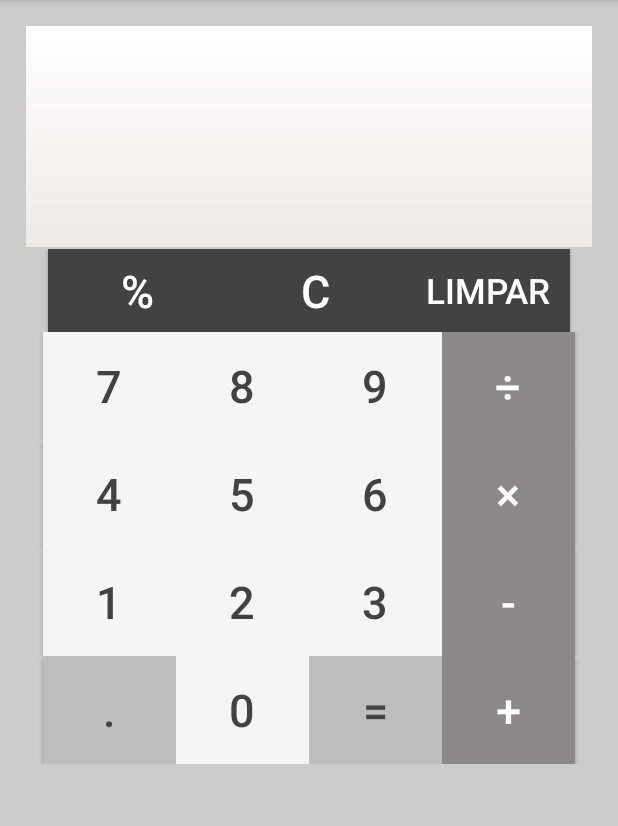
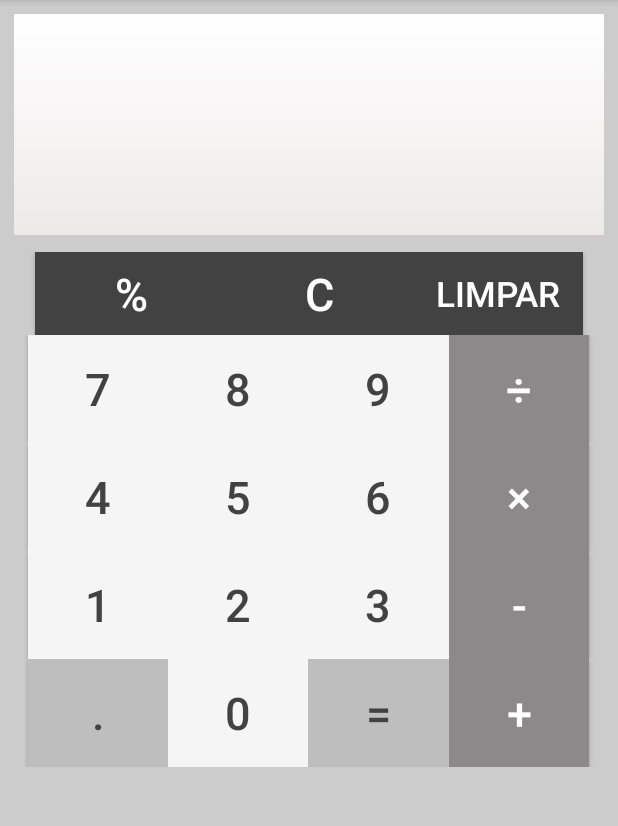
Before and after one commit to Cam1la/Calculadora, an Android app: the screen it shows after launch (MainActivity), on a phone screen of 412 x 824 dp, the part 84-910 px from its top. Run offline under Robolectric (Android 15) with nearby library versions, the phone set to English and light mode, and no system bars.

Commit message:
Finalizado v1.0.2

```diff
--- a/app/src/main/java/br/example/myapplication2/app/MoreFunctions.java
+++ b/app/src/main/java/br/example/myapplication2/app/MoreFunctions.java
@@ -34,6 +34,7 @@ public class MoreFunctions {
 
 
         tipo = tipoCalculo.getText().toString();
+
 
         listaCampo3.add(tipo);
         HashMap<String, Integer> caseHash = new HashMap<String, Integer>();
@@ -272,6 +273,7 @@ public class MoreFunctions {
             listaCampo2.clear();
             listaResultado.clear();
         }
+
         txv_separacao.setVisibility(View.INVISIBLE);
         resultado = campo2.getText().toString();
         nPorcentagem.setEnabled(true);
--- a/app/src/main/res/layout-sw600dp/activity_main.xml
+++ b/app/src/main/res/layout-sw600dp/activity_main.xml
@@ -2,7 +2,7 @@
                 xmlns:tools="http://schemas.android.com/tools"
                 android:layout_width="wrap_content"
                 android:layout_height="fill_parent"
-                android:background="@color/black"
+                android:background="@color/cinzaClaro"
                 android:paddingBottom="@dimen/activity_vertical_margin"
                 android:paddingLeft="@dimen/activity_horizontal_margin"
                 android:paddingRight="@dimen/activity_horizontal_margin"
@@ -53,7 +53,7 @@
         android:layout_height="wrap_content"
         android:layout_alignParentLeft="true"
         android:layout_below="@+id/tableLayout"
-        android:layout_marginTop="30dp"
+        android:layout_marginTop="10dp"
         android:gravity="center"
         android:weightSum="1">
 
@@ -61,35 +61,27 @@
             android:id="@+id/btn_Porcent"
             android:layout_width="200dp"
             android:layout_height="90dp"
-            android:layout_marginRight="1dp"
-            android:background="@drawable/symbolsbutton"
-            android:gravity="center"
             android:onClick="adicionaPorcentagem"
             android:text="@string/Porcentagem"
-            android:textColor="@color/white"
+            style="@style/btnSimbuloBase"
             android:textSize="40dp"/>
 
         <Button
             android:id="@+id/btn_clearAll"
             android:layout_width="200dp"
             android:layout_height="90dp"
-            android:layout_marginRight="1dp"
-            android:background="@drawable/symbolsbutton"
-            android:gravity="center"
             android:onClick="apagaTudo"
             android:text="@string/clearAll"
-            android:textColor="@color/white"
+            style="@style/btnSimbuloBase"
             android:textSize="40dp"/>
 
         <Button
             android:id="@+id/clear"
             android:layout_width="200dp"
             android:layout_height="90dp"
-            android:layout_weight="0.15"
-            android:background="@drawable/symbolsbutton"
             android:onClick="apagaDigitos"
             android:text="@string/clear"
-            android:textColor="@color/white"
+            style="@style/btnSimbuloBase"
             android:textSize="30dp"/>
 
     </LinearLayout>
@@ -108,48 +100,35 @@
             android:id="@+id/n7"
             android:layout_width="150dp"
             android:layout_height="100dp"
-            android:layout_margin="0.5dp"
-            android:layout_weight="0.15"
-            android:background="@drawable/numbers"
-            android:onClick="adicionaValor"
             android:text="@string/n7"
-            android:textColor="@color/black"
+            style="@style/btnNumbersBaseV"
             android:textSize="40dp"/>
 
         <Button
             android:id="@+id/n8"
             android:layout_width="150dp"
             android:layout_height="100dp"
-            android:layout_margin="0.5dp"
-            android:layout_weight="0.15"
-            android:background="@drawable/numbers"
             android:onClick="adicionaValor"
             android:text="@string/n8"
-            android:textColor="@color/black"
+            style="@style/btnNumbersBaseV"
             android:textSize="40dp"/>
 
         <Button
             android:id="@+id/n9"
             android:layout_width="150dp"
             android:layout_height="100dp"
-            android:layout_margin="0.5dp"
-            android:layout_weight="0.15"
-            android:background="@drawable/numbers"
             android:onClick="adicionaValor"
             android:text="@string/n9"
-            android:textColor="@color/black"
+            style="@style/btnNumbersBaseV"
             android:textSize="40dp"/>
 
         <Button
             android:id="@+id/btn_Div"
             android:layout_width="150dp"
             android:layout_height="100dp"
-            android:layout_margin="0.5dp"
-            android:layout_weight="0.15"
-            android:background="@drawable/symbolsbutton"
             android:onClick="adicionaTipo"
             android:text="@string/Dividir"
-            android:textColor="@color/white"
+            style="@style/btnSimbuloBaseTipo"
             android:textSize="40dp"/>
 
     </LinearLayout>
@@ -167,48 +146,36 @@
             android:id="@+id/n4"
             android:layout_width="150dp"
             android:layout_height="100dp"
-            android:layout_margin="0.5dp"
-            android:layout_weight="0.15"
-            android:background="@drawable/numbers"
             android:onClick="adicionaValor"
             android:text="@string/n4"
-            android:textColor="@color/black"
+            style="@style/btnNumbersBaseV"
             android:textSize="40dp"/>
 
         <Button
             android:id="@+id/n5"
             android:layout_width="150dp"
             android:layout_height="100dp"
-            android:layout_margin="0.5dp"
-            android:layout_weight="0.15"
-            android:background="@drawable/numbers"
             android:onClick="adicionaValor"
             android:text="@string/n5"
-            android:textColor="@color/black"
+            style="@style/btnNumbersBaseV"
             android:textSize="40dp"/>
 
         <Button
             android:id="@+id/n6"
             android:layout_width="150dp"
             android:layout_height="100dp"
-            android:layout_margin="0.5dp"
-            android:layout_weight="0.15"
-            android:background="@drawable/numbers"
             android:onClick="adicionaValor"
             android:text="@string/n6"
-            android:textColor="@color/black"
+            style="@style/btnNumbersBaseV"
             android:textSize="40dp"/>
 
         <Button
             android:id="@+id/btn_Mult"
             android:layout_width="150dp"
             android:layout_height="100dp"
-            android:layout_margin="0.5dp"
-            android:layout_weight="0.15"
-            android:background="@drawable/symbolsbutton"
             android:onClick="adicionaTipo"
             android:text="@string/mult"
-            android:textColor="@color/white"
+            style="@style/btnSimbuloBaseTipo"
             android:textSize="40dp"/>
 
     </LinearLayout>
@@ -226,48 +193,36 @@
             android:id="@+id/n1"
             android:layout_width="150dp"
             android:layout_height="100dp"
-            android:layout_margin="0.5dp"
-            android:layout_weight="0.15"
-            android:background="@drawable/numbers"
             android:onClick="adicionaValor"
             android:text="@string/n1"
-            android:textColor="@color/black"
+            style="@style/btnNumbersBaseV"
             android:textSize="40dp"/>
 
         <Button
             android:id="@+id/n2"
             android:layout_width="150dp"
             android:layout_height="100dp"
-            android:layout_margin="0.5dp"
-            android:layout_weight="0.15"
-            android:background="@drawable/numbers"
             android:onClick="adicionaValor"
             android:text="@string/n2"
-            android:textColor="@color/black"
+            style="@style/btnNumbersBaseV"
             android:textSize="40dp"/>
 
         <Button
             android:id="@+id/n3"
             android:layout_width="150dp"
             android:layout_height="100dp"
-            android:layout_margin="0.5dp"
-            android:layout_weight="0.15"
-            android:background="@drawable/numbers"
             android:onClick="adicionaValor"
             android:text="@string/n3"
-            android:textColor="@color/black"
+            style="@style/btnNumbersBaseV"
             android:textSize="40dp"/>
 
         <Button
             android:id="@+id/btn_Menos"
             android:layout_width="150dp"
             android:layout_height="100dp"
-            android:layout_margin="0.5dp"
-            android:layout_weight="0.15"
-            android:background="@drawable/symbolsbutton"
             android:onClick="adicionaTipo"
             android:text="@string/Menos"
-            android:textColor="@color/white"
+            style="@style/btnSimbuloBaseTipo"
             android:textSize="40dp"/>
 
     </LinearLayout>
@@ -282,52 +237,42 @@
 
 
         <Button
+            android:id="@+id/btn_Ponto"
+            android:layout_width="150dp"
+            android:layout_height="100dp"
+            android:onClick="adicionaPonto"
+            android:text="@string/nPONTO"
+            style="@style/btnSimbuloPontoEqual"
+            android:textSize="40dp"/>
+
+        <Button
             android:id="@+id/n0"
             android:layout_width="150dp"
             android:layout_height="100dp"
-            android:layout_margin="0.5dp"
-            android:layout_weight="0.15"
-            android:background="@drawable/numbers"
             android:onClick="adicionaValor"
             android:text="@string/n0"
-            android:textColor="@color/black"
+            style="@style/btnNumbersBaseV"
             android:textSize="40dp"/>
 
-        <Button
-            android:id="@+id/btn_Ponto"
-            android:layout_width="150dp"
-            android:layout_height="100dp"
-            android:layout_margin="0.5dp"
-            android:layout_weight="0.15"
-            android:background="@drawable/symbolsbutton"
-            android:onClick="adicionaPonto"
-            android:text="@string/nPONTO"
-            android:textColor="@color/white"
-            android:textSize="40dp"/>
+
 
 
         <Button
             android:id="@+id/btn_Equal"
             android:layout_width="150dp"
             android:layout_height="100dp"
-            android:layout_margin="0.5dp"
-            android:layout_weight="0.15"
-            android:background="@drawable/symbolsbutton"
             android:onClick="adicionaCalculo"
             android:text="@string/Equal"
-            android:textColor="@color/white"
+            style="@style/btnSimbuloPontoEqual"
             android:textSize="40dp"/>
 
         <Button
             android:id="@+id/btn_Soma"
             android:layout_width="150dp"
             android:layout_height="100dp"
-            android:layout_margin="0.5dp"
-            android:layout_weight="0.15"
-            android:background="@drawable/symbolsbutton"
             android:onClick="adicionaTipo"
             android:text="@string/Soma"
-            android:textColor="@color/white"
+            style="@style/btnSimbuloBaseTipo"
             android:textSize="40dp"/>
 
 
--- a/app/src/main/res/layout-sw720dp/activity_main.xml
+++ b/app/src/main/res/layout-sw720dp/activity_main.xml
@@ -2,7 +2,7 @@
                 xmlns:tools="http://schemas.android.com/tools"
                 android:layout_width="wrap_content"
                 android:layout_height="fill_parent"
-                android:background="@color/black"
+                android:background="@color/cinzaClaro"
                 android:paddingBottom="@dimen/activity_vertical_margin"
                 android:paddingLeft="@dimen/activity_horizontal_margin"
                 android:paddingRight="@dimen/activity_horizontal_margin"
@@ -61,35 +61,27 @@
             android:id="@+id/btn_Porcent"
             android:layout_width="260dp"
             android:layout_height="90dp"
-            android:layout_marginRight="1dp"
-            android:background="@drawable/symbolsbutton"
-            android:gravity="center"
             android:onClick="adicionaPorcentagem"
             android:text="@string/Porcentagem"
-            android:textColor="@color/white"
+            style="@style/btnSimbuloBase"
             android:textSize="40dp"/>
 
         <Button
             android:id="@+id/btn_clearAll"
             android:layout_width="260dp"
             android:layout_height="90dp"
-            android:layout_marginRight="1dp"
-            android:background="@drawable/symbolsbutton"
-            android:gravity="center"
             android:onClick="apagaTudo"
             android:text="@string/clearAll"
-            android:textColor="@color/white"
+            style="@style/btnSimbuloBase"
             android:textSize="40dp"/>
 
         <Button
             android:id="@+id/clear"
             android:layout_width="260dp"
             android:layout_height="90dp"
-            android:layout_weight="0.15"
-            android:background="@drawable/symbolsbutton"
             android:onClick="apagaDigitos"
             android:text="@string/clear"
-            android:textColor="@color/white"
+            style="@style/btnSimbuloBase"
             android:textSize="40dp"/>
 
     </LinearLayout>
@@ -108,48 +100,36 @@
             android:id="@+id/n7"
             android:layout_width="195dp"
             android:layout_height="100dp"
-            android:layout_margin="0.5dp"
-            android:layout_weight="0.15"
-            android:background="@drawable/numbers"
             android:onClick="adicionaValor"
             android:text="@string/n7"
-            android:textColor="@color/black"
+            style="@style/btnNumbersBaseV"
             android:textSize="50dp"/>
 
         <Button
             android:id="@+id/n8"
             android:layout_width="195dp"
             android:layout_height="100dp"
-            android:layout_margin="0.5dp"
-            android:layout_weight="0.15"
-            android:background="@drawable/numbers"
             android:onClick="adicionaValor"
             android:text="@string/n8"
-            android:textColor="@color/black"
+            style="@style/btnNumbersBaseV"
             android:textSize="50dp"/>
 
         <Button
             android:id="@+id/n9"
             android:layout_width="195dp"
             android:layout_height="100dp"
-            android:layout_margin="0.5dp"
-            android:layout_weight="0.15"
-            android:background="@drawable/numbers"
             android:onClick="adicionaValor"
             android:text="@string/n9"
-            android:textColor="@color/black"
+            style="@style/btnNumbersBaseV"
             android:textSize="50dp"/>
 
         <Button
             android:id="@+id/btn_Div"
             android:layout_width="195dp"
             android:layout_height="100dp"
-            android:layout_margin="0.5dp"
-            android:layout_weight="0.15"
-            android:background="@drawable/symbolsbutton"
             android:onClick="adicionaTipo"
             android:text="@string/Dividir"
-            android:textColor="@color/white"
+            style="@style/btnSimbuloBaseTipo"
             android:textSize="50dp"/>
 
     </LinearLayout>
@@ -167,48 +147,36 @@
             android:id="@+id/n4"
             android:layout_width="195dp"
             android:layout_height="100dp"
-            android:layout_margin="0.5dp"
-            android:layout_weight="0.15"
-            android:background="@drawable/numbers"
             android:onClick="adicionaValor"
             android:text="@string/n4"
-            android:textColor="@color/black"
+            style="@style/btnNumbersBaseV"
             android:textSize="50dp"/>
 
         <Button
             android:id="@+id/n5"
             android:layout_width="195dp"
             android:layout_height="100dp"
-            android:layout_margin="0.5dp"
-            android:layout_weight="0.15"
-            android:background="@drawable/numbers"
             android:onClick="adicionaValor"
             android:text="@string/n5"
-            android:textColor="@color/black"
+            style="@style/btnNumbersBaseV"
             android:textSize="50dp"/>
 
         <Button
             android:id="@+id/n6"
             android:layout_width="195dp"
             android:layout_height="100dp"
-            android:layout_margin="0.5dp"
-            android:layout_weight="0.15"
-            android:background="@drawable/numbers"
             android:onClick="adicionaValor"
             android:text="@string/n6"
-            android:textColor="@color/black"
+            style="@style/btnNumbersBaseV"
             android:textSize="50dp"/>
 
         <Button
             android:id="@+id/btn_Mult"
             android:layout_width="195dp"
             android:layout_height="100dp"
-            android:layout_margin="0.5dp"
-            android:layout_weight="0.15"
-            android:background="@drawable/symbolsbutton"
             android:onClick="adicionaTipo"
             android:text="@string/mult"
-            android:textColor="@color/white"
+            style="@style/btnSimbuloBaseTipo"
             android:textSize="50dp"/>
 
     </LinearLayout>
@@ -226,48 +194,36 @@
             android:id="@+id/n1"
             android:layout_width="195dp"
             android:layout_height="100dp"
-            android:layout_margin="0.5dp"
-            android:layout_weight="0.15"
-            android:background="@drawable/numbers"
             android:onClick="adicionaValor"
             android:text="@string/n1"
-            android:textColor="@color/black"
+            style="@style/btnNumbersBaseV"
             android:textSize="50dp"/>
 
         <Button
             android:id="@+id/n2"
             android:layout_width="195dp"
             android:layout_height="100dp"
-            android:layout_margin="0.5dp"
-            android:layout_weight="0.15"
-            android:background="@drawable/numbers"
             android:onClick="adicionaValor"
             android:text="@string/n2"
-            android:textColor="@color/black"
+            style="@style/btnNumbersBaseV"
             android:textSize="50dp"/>
 
         <Button
             android:id="@+id/n3"
             android:layout_width="195dp"
             android:layout_height="100dp"
-            android:layout_margin="0.5dp"
-            android:layout_weight="0.15"
-            android:background="@drawable/numbers"
             android:onClick="adicionaValor"
             android:text="@string/n3"
-            android:textColor="@color/black"
+            style="@style/btnNumbersBaseV"
             android:textSize="50dp"/>
 
         <Button
             android:id="@+id/btn_Menos"
             android:layout_width="195dp"
             android:layout_height="100dp"
-            android:layout_margin="0.5dp"
-            android:layout_weight="0.15"
-            android:background="@drawable/symbolsbutton"
             android:onClick="adicionaTipo"
             android:text="@string/Menos"
-            android:textColor="@color/white"
+            style="@style/btnSimbuloBaseTipo"
             android:textSize="50dp"/>
 
     </LinearLayout>
@@ -281,28 +237,24 @@
         android:weightSum="1">
 
 
-        <Button
-            android:id="@+id/n0"
-            android:layout_width="195dp"
-            android:layout_height="100dp"
-            android:layout_margin="0.5dp"
-            android:layout_weight="0.15"
-            android:background="@drawable/numbers"
-            android:onClick="adicionaValor"
-            android:text="@string/n0"
-            android:textColor="@color/black"
-            android:textSize="50dp"/>
+
 
         <Button
             android:id="@+id/btn_Ponto"
             android:layout_width="195dp"
             android:layout_height="100dp"
-            android:layout_margin="0.5dp"
-            android:layout_weight="0.15"
-            android:background="@drawable/symbolsbutton"
             android:onClick="adicionaPonto"
             android:text="@string/nPONTO"
-            android:textColor="@color/white"
+            style="@style/btnSimbuloPontoEqual"
+            android:textSize="50dp"/>
+
+        <Button
+            android:id="@+id/n0"
+            android:layout_width="195dp"
+            android:layout_height="100dp"
+            android:onClick="adicionaValor"
+            android:text="@string/n0"
+            style="@style/btnNumbersBaseV"
             android:textSize="50dp"/>
 
 
@@ -310,24 +262,18 @@
             android:id="@+id/btn_Equal"
             android:layout_width="195dp"
             android:layout_height="100dp"
-            android:layout_margin="0.5dp"
-            android:layout_weight="0.15"
-            android:background="@drawable/symbolsbutton"
             android:onClick="adicionaCalculo"
             android:text="@string/Equal"
-            android:textColor="@color/white"
+            style="@style/btnSimbuloPontoEqual"
             android:textSize="50dp"/>
 
         <Button
             android:id="@+id/btn_Soma"
             android:layout_width="195dp"
             android:layout_height="100dp"
-            android:layout_margin="0.5dp"
-            android:layout_weight="0.15"
-            android:background="@drawable/symbolsbutton"
             android:onClick="adicionaTipo"
             android:text="@string/Soma"
-            android:textColor="@color/white"
+            style="@style/btnSimbuloBaseTipo"
             android:textSize="50dp"/>
 
 
--- a/app/src/main/res/layout/activity_main.xml
+++ b/app/src/main/res/layout/activity_main.xml
@@ -3,10 +3,6 @@
                 android:layout_width="fill_parent"
                 android:layout_height="fill_parent"
                 android:background="@color/cinzaClaro"
-                android:paddingBottom="@dimen/activity_vertical_margin"
-                android:paddingLeft="@dimen/activity_horizontal_margin"
-                android:paddingRight="@dimen/activity_horizontal_margin"
-                android:paddingTop="@dimen/activity_vertical_margin"
                 tools:context="br.example.myapplication2.app.MainActivity">
 
 
@@ -17,6 +13,9 @@
         android:layout_alignParentTop="true"
         android:background="@drawable/visor_style"
         android:orientation="vertical"
+        android:layout_marginTop="8dp"
+        android:layout_marginLeft="8dp"
+        android:layout_marginRight="8dp"
         android:visibility="visible">
 
         <ScrollView
@@ -56,12 +55,13 @@
         android:layout_alignParentLeft="true"
         android:layout_below="@+id/tableLayout"
         android:gravity="center"
-        android:weightSum="1">
+        android:weightSum="1"
+        android:layout_marginTop="10dp">
 
         <Button
             android:id="@+id/btn_Porcent"
             style="@style/btnSimbuloBase"
-            android:layout_width="110dp"
+            android:layout_width="115dp"
             android:layout_height="55dp"
             android:onClick="adicionaPorcentagem"
             android:text="@string/Porcentagem"
@@ -298,7 +298,7 @@
         android:layout_height="4dp"
         android:layout_alignBottom="@+id/txv_Calc"
         android:layout_gravity="left"
-        android:layout_marginLeft="6dp"
+        android:layout_marginLeft="15dp"
         android:background="@drawable/border_bottom"
         android:maxLength="1"
         android:textColor="@color/cinzaEscuro"
@@ -326,11 +326,11 @@
         android:layout_height="60dp"
         android:layout_alignRight="@+id/tableLayout"
         android:layout_below="@+id/txv_Calc"
-        android:layout_marginLeft="15dp"
         android:maxLength="16"
         android:textAppearance="?android:attr/textAppearanceLarge"
         android:textColor="@color/cinzaEscuro"
-        android:textSize="30dp"/>
+        android:textSize="30dp"
+        android:layout_marginRight="15dp" />
 
 
 </RelativeLayout>
--- a/build.gradle
+++ b/build.gradle
@@ -6,7 +6,7 @@ buildscript {
         mavenCentral()
     }
     dependencies {
-        classpath 'com.android.tools.build:gradle:0.11.+'
+        classpath 'com.android.tools.build:gradle:0.12.+'
     }
 }
 
```
Also changed, not shown: app/src/main/java/br/example/myapplication2/app/MainActivity.java (+5 -8 lines), app/src/main/res/layout-sw480dp/land.xml (+10 -8 lines), app/src/main/res/layout-sw600dp/land.xml (+49 -104 lines), app/src/main/res/layout-sw720dp/land.xml (+48 -100 lines), 124 other files.
